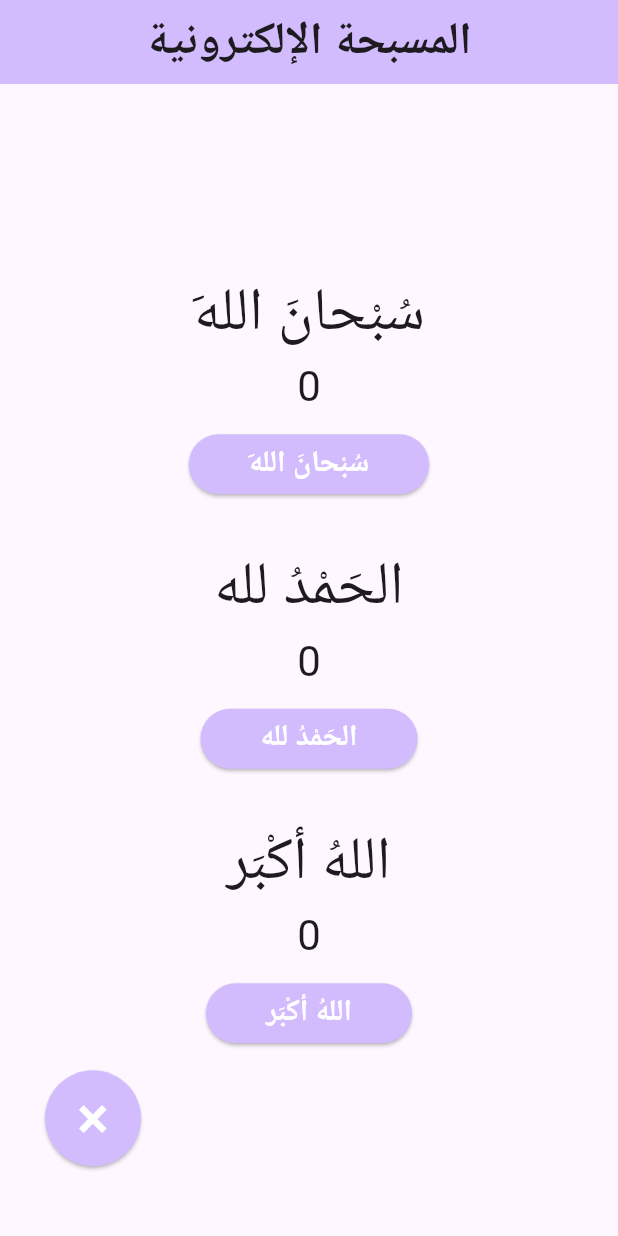
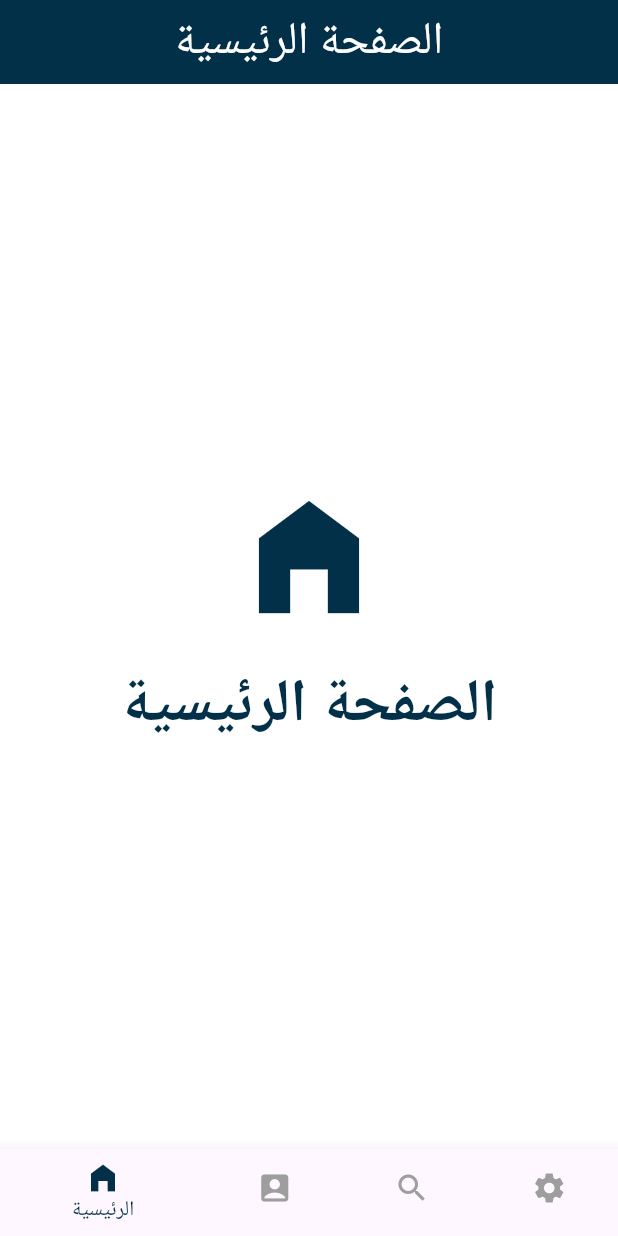
Before and after one commit to HeyamBaatwah/first_flutter_task, a Flutter app: the screen it shows after launch, on a phone screen of 412 x 824 dp. Run offline on Flutter 3.47's test engine with Material 3 defaults, Android fonts, the phone set to English and light mode, and no system bars.

Commit message:
BottomNavigationBar

```diff
--- /dev/null
+++ b/lib/home_page.dart
@@ -0,0 +1,24 @@
+import 'package:flutter/material.dart';
+
+class HomePage extends StatelessWidget {
+  const HomePage({super.key});
+
+  @override
+  Widget build(BuildContext context) {
+    return Center(
+      child: Column(
+        mainAxisAlignment: MainAxisAlignment.center,
+        crossAxisAlignment: CrossAxisAlignment.center,
+        children: [
+          Icon(
+            Icons.home_filled,
+            color: Color(0xff023048),
+            size: 100,
+          ),
+          SizedBox(height: 20,),
+          Text('الصفحة الرئيسية', style: TextStyle(color: Color(0xff023048), fontSize: 40, fontWeight: FontWeight.bold),)
+        ],
+      ),
+    );
+  }
+}
--- /dev/null
+++ b/lib/index_page.dart
@@ -0,0 +1,72 @@
+import 'package:first_task/account_page.dart';
+import 'package:first_task/home_page.dart';
+import 'package:first_task/search_page.dart';
+import 'package:first_task/settings_page.dart';
+import 'package:flutter/material.dart';
+
+class IndexPage extends StatefulWidget {
+  const IndexPage({super.key});
+
+  @override
+  State<IndexPage> createState() => _IndexPageState();
+}
+
+class _IndexPageState extends State<IndexPage> {
+  int _navIndex = 0;
+  List<Widget> _pages = [
+    HomePage(),
+    AccountPage(),
+    SearchPage(),
+    SettingsPage()
+  ];
+
+  String _getTitle(int index) {
+    switch (index){
+      case 0 : return 'الصفحة الرئيسية';
+      case 1 : return 'صفحة الحساب';
+      case 2 : return 'صفحة البحث';
+      case 3 : return 'صفحة الاعدادات';
+      default : return 'Error 404';
+
+    }
+  }
+
+  Color _getColor(int index) {
+    switch (index){
+      case 0 : return Color(0xff023048);
+      case 1 : return Color(0xff229ebd);
+      case 2 : return Color(0xfffb8600);
+      case 3 : return Color(0xffffb702);
+      default : return Colors.grey;
+
+    }
+  }
+  @override
+  Widget build(BuildContext context) {
+    return Scaffold(
+      backgroundColor: Colors.white,
+      appBar: AppBar(title: Center(child: Text(_getTitle(_navIndex), style: TextStyle(color: Colors.white, fontSize: 30),)), backgroundColor: _getColor(_navIndex),),
+      body: IndexedStack(
+        index: _navIndex,
+        children: _pages,
+      ),
+      bottomNavigationBar: BottomNavigationBar(
+        currentIndex: _navIndex,
+        onTap: (index){
+          setState(() {
+            _navIndex = index;
+          });
+        },
+        unselectedItemColor: Colors.grey,
+        selectedItemColor: _getColor(_navIndex),
+        backgroundColor: Colors.white,
+        items: [
+          BottomNavigationBarItem(label: 'الرئيسية', icon: Icon(Icons.home_filled),),
+          BottomNavigationBarItem(label: 'الحساب', icon: Icon(Icons.account_box)),
+          BottomNavigationBarItem(label: 'البحث', icon: Icon(Icons.search)),
+          BottomNavigationBarItem(label: 'الاعدادات', icon: Icon(Icons.settings)),
+        ],
+      ),
+    );
+  }
+}
--- a/lib/main.dart
+++ b/lib/main.dart
@@ -1,3 +1,4 @@
+import 'package:first_task/index_page.dart';
 import 'package:flutter/material.dart';
 
 void main() {
@@ -10,131 +11,9 @@ class MyApp extends StatelessWidget {
   @override
   Widget build(BuildContext context) {
     return MaterialApp(
-      title: 'المسبحة الإلكترونية',
-      theme: ThemeData(
-
-        colorScheme: ColorScheme.fromSeed(seedColor: Colors.deepPurple),
-      ),
-      home: const MyHomePage(title: 'المسبحة الإلكترونية'),
+      title: 'BottomNavigationBar',
+      debugShowCheckedModeBanner: false,
+      home: const IndexPage(),
     );
   }
 }
-
-class MyHomePage extends StatefulWidget {
-  const MyHomePage({super.key, required this.title});
-
-
-  final String title;
-
-  @override
-  State<MyHomePage> createState() => _MyHomePageState();
-}
-
-class Adhkar {
-  Adhkar(this.dhikr);
-  String dhikr;
-  int _counter = 0;
-}
-
-class _MyHomePageState extends State<MyHomePage> {
-  List<Adhkar> adhkar = [Adhkar('ََسُبْحانَ الله'),Adhkar('الحَمْدُ لله'),Adhkar('اللهُ أكْبَر')];
-
-  void _incrementCounter(Adhkar dhikr) {
-    setState(() {
-      dhikr._counter++;
-    });
-  }
-
-  @override
-  Widget build(BuildContext context) {
-
-    return Scaffold(
-      appBar: AppBar(
-        backgroundColor: Theme.of(context).colorScheme.inversePrimary,
-        title: Center(child: Text(widget.title, style: TextStyle(fontSize: 30, fontWeight: FontWeight.bold),),),
-      ),
-      body: Stack(
-        alignment: Alignment.centerLeft,
-        children: [
-          Center(
-            child: Column(
-              mainAxisAlignment: MainAxisAlignment.center,
-              children: [
-                buildCounter(adhkar[0]),
-                SizedBox(height: 30,),
-                buildCounter(adhkar[1]),
-                SizedBox(height: 30,),
-                buildCounter(adhkar[2])
-              ]
-            ),
-          ),
-          Positioned(
-            bottom: 30,
-            left: 30,
-            child: ElevatedButton(
-              onPressed: () {
-                setState(() {
-                  for(Adhkar i in adhkar) {
-                    i._counter = 0;
-                  }
-                });
-              },
-              style: ElevatedButton.styleFrom(
-                  backgroundColor: Theme.of(context).colorScheme.inversePrimary,
-                  foregroundColor: Colors.white,
-                  padding: EdgeInsets.all(20),
-                  shape: CircleBorder()
-              ),
-              child: Text(
-                '×',
-                style: TextStyle(
-                  fontSize: 40,
-                ),
-              ),
-            ),
-          ),
-        ],
-      ),
-    );
-  }
-
-  Column buildCounter(Adhkar dhikr) {
-    return Column(
-      children: [
-        Text(
-          dhikr.dhikr,
-          style: TextStyle(
-              fontSize: 40
-          ),
-        ),
-        Padding(
-          padding: const EdgeInsets.only(bottom: 10),
-          child: Text(
-            '${dhikr._counter}',
-            style: Theme.of(context).textTheme.headlineMedium,
-          ),
-        ),
-        ElevatedButton(
-            onPressed: () {
-              _incrementCounter(dhikr);
-            },
-            style: ElevatedButton.styleFrom(
-                backgroundColor: Theme.of(context).colorScheme.inversePrimary,
-                foregroundColor: Colors.white,
-                padding: EdgeInsets.symmetric(horizontal: 40, vertical: 0),
-                shape: RoundedRectangleBorder(
-                    borderRadius: BorderRadius.circular(20)
-                )
-            ),
-            child: Text(
-              dhikr.dhikr,
-              style: TextStyle(
-                  fontSize: 20,
-                  fontWeight: FontWeight.bold
-              ),
-            )
-        ),
-      ],
-    );
-  }
-}
```
Also changed, not shown: lib/account_page.dart (added, +24 -0 lines), lib/search_page.dart (added, +29 -0 lines), lib/settings_page.dart (added, +24 -0 lines).
